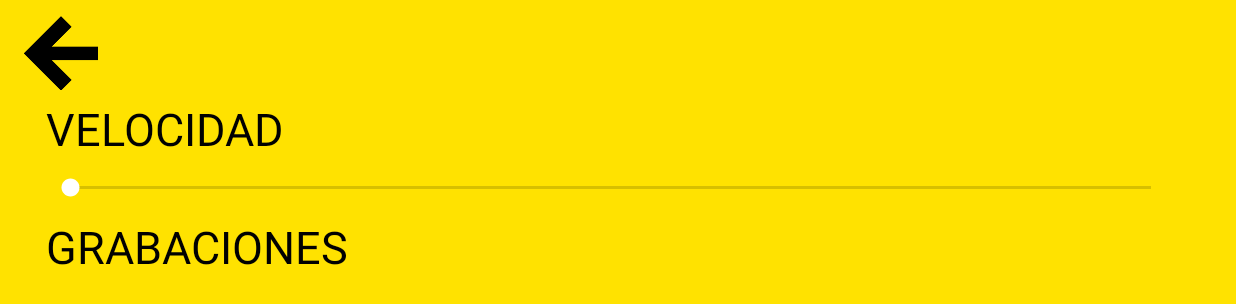
After one commit to William-ST/EnSenas, an Android app: the HomeActivity screen opened directly, with no data from a screen before it, on a phone screen of 824 x 412 dp (held sideways). The commit adds this screen. Shown: the top 304 px of the screen. Run offline under Robolectric (Android 15) with nearby library versions, the phone set to English and light mode, and no system bars.

Commit message:
HomeActivity

```diff
--- a/app/build.gradle
+++ b/app/build.gradle
@@ -24,4 +24,5 @@ dependencies {
     testCompile 'junit:junit:4.12'
     compile 'com.android.support:appcompat-v7:22.2.1'
     compile project(':AndroidAnimations')
+    compile 'com.android.support:recyclerview-v7:22.2.0'
 }
--- /dev/null
+++ b/app/src/main/java/me/doapps/essenas/activity/HomeActivity.java
@@ -0,0 +1,49 @@
+package me.doapps.essenas.activity;
+
+import android.support.v7.app.AppCompatActivity;
+import android.os.Bundle;
+import android.support.v7.widget.LinearLayoutManager;
+import android.support.v7.widget.RecyclerView;
+import android.util.Log;
+
+import com.j256.ormlite.stmt.QueryBuilder;
+
+import java.util.ArrayList;
+import java.util.List;
+
+import me.doapps.essenas.R;
+import me.doapps.essenas.adapter.RecordAdapter;
+import me.doapps.essenas.database.DatabaseHelper;
+import me.doapps.essenas.model.Record;
+
+public class HomeActivity extends AppCompatActivity {
+
+    final String TAG = HomeActivity.class.getSimpleName();
+    RecyclerView recyclerView;
+    RecyclerView.LayoutManager layout_manager;
+    RecordAdapter adapter;
+    List<Record> recordList = new ArrayList<>();
+
+    @Override
+    protected void onCreate(Bundle savedInstanceState) {
+        super.onCreate(savedInstanceState);
+        setContentView(R.layout.activity_home);
+
+        recyclerView = (RecyclerView) findViewById(R.id.recordList);
+        layout_manager = new LinearLayoutManager(HomeActivity.this);
+
+        try {
+            QueryBuilder<Record, Integer> recordQb = new DatabaseHelper(HomeActivity.this).getRecordDao().queryBuilder();
+            recordQb.where().eq("state", true);
+            for(Record record : recordQb.query()){
+                recordList.add(record);
+            }
+        } catch(Exception e){
+            Log.e(TAG, e.toString());
+        }
+
+        adapter = new RecordAdapter(recordList, HomeActivity.this);
+        recyclerView.setAdapter(adapter);
+        recyclerView.setLayoutManager(layout_manager);
+    }
+}
--- a/app/src/main/java/me/doapps/essenas/activity/MenuActivity.java
+++ b/app/src/main/java/me/doapps/essenas/activity/MenuActivity.java
@@ -47,6 +47,12 @@ public class MenuActivity extends AppCompatActivity {
             }
         });
 
+        linearLayoutOption03.setOnClickListener(new View.OnClickListener() {
+            @Override
+            public void onClick(View v) {
+                startActivity(new Intent(MenuActivity.this, HomeActivity.class));
+            }
+        });
 
     }
 }
--- /dev/null
+++ b/app/src/main/java/me/doapps/essenas/adapter/RecordAdapter.java
@@ -0,0 +1,63 @@
+package me.doapps.essenas.adapter;
+
+import android.content.Context;
+import android.support.v7.widget.RecyclerView;
+import android.util.Log;
+import android.view.LayoutInflater;
+import android.view.View;
+import android.view.ViewGroup;
+import android.widget.TextView;
+
+import java.util.List;
+
+import me.doapps.essenas.R;
+import me.doapps.essenas.model.Record;
+
+/**
+ * Created by William_ST on 29/11/15.
+ */
+public class RecordAdapter extends RecyclerView.Adapter<RecordAdapter.CardsViewHolder> {
+
+    private final String TAG = RecordAdapter.class.getSimpleName();
+    private Context context;
+
+    private List<Record> recordList;
+
+    public RecordAdapter(List<Record> recordList, Context context) {
+        this.recordList = recordList;
+        this.context = context;
+    }
+
+    @Override
+    public RecordAdapter.CardsViewHolder onCreateViewHolder(ViewGroup parent, int viewType) {
+        View v;
+        v = LayoutInflater.from(parent.getContext()).inflate(R.layout.item_record, parent, false);
+        return new CardsViewHolder(v);
+    }
+
+    @Override
+    public void onBindViewHolder(CardsViewHolder holder, final int position) {
+        try {
+            holder.textViewDate.setText(recordList.get(position).getDate());
+        } catch (Exception e) {
+            Log.e(TAG, e.toString());
+        }
+    }
+
+    @Override
+    public int getItemCount() {
+        return recordList.size();
+    }
+
+    public static class CardsViewHolder extends RecyclerView.ViewHolder {
+
+        public TextView textViewDate;
+
+        public CardsViewHolder(View v) {
+            super(v);
+            textViewDate = (TextView) itemView.findViewById(R.id.text_view_date);
+        }
+
+    }
+
+}
--- /dev/null
+++ b/app/src/main/res/layout/activity_home.xml
@@ -0,0 +1,60 @@
+<?xml version="1.0" encoding="utf-8"?>
+<LinearLayout xmlns:android="http://schemas.android.com/apk/res/android"
+    android:layout_width="match_parent"
+    android:layout_height="match_parent"
+    android:orientation="vertical"
+    android:background="@color/gen_yelow"
+    android:padding="5dp">
+
+    <LinearLayout
+        android:layout_width="match_parent"
+        android:layout_height="60dp"
+        android:gravity="center_vertical"
+        android:orientation="vertical">
+
+        <ImageView
+            android:id="@+id/imgBack"
+            android:layout_width="70dp"
+            android:layout_height="match_parent"
+            android:padding="5dp"
+            android:src="@mipmap/back_button" />
+    </LinearLayout>
+
+    <LinearLayout
+        android:layout_width="match_parent"
+        android:layout_height="match_parent"
+        android:paddingLeft="25dp"
+        android:paddingRight="35dp"
+        android:orientation="vertical">
+
+        <TextView
+            android:layout_width="wrap_content"
+            android:layout_height="wrap_content"
+            android:textSize="30dp"
+            android:textColor="@color/gen_black"
+            android:text="VELOCIDAD" />
+
+        <SeekBar
+            android:id="@+id/seek_bar_speed"
+            android:layout_width="match_parent"
+            android:layout_height="wrap_content"
+            android:layout_marginTop="10dp"
+            android:layout_marginBottom="10dp"
+            android:max="5"/>
+w
+        <TextView
+            android:layout_width="wrap_content"
+            android:layout_height="wrap_content"
+            android:textSize="30dp"
+            android:textColor="@color/gen_black"
+            android:text="GRABACIONES"
+            android:layout_marginBottom="10dp"/>
+
+        <android.support.v7.widget.RecyclerView
+            android:id="@+id/recordList"
+            android:layout_width="match_parent"
+            android:layout_height="match_parent" />
+
+    </LinearLayout>
+
+</LinearLayout>
--- a/app/src/main/res/values/colors.xml
+++ b/app/src/main/res/values/colors.xml
@@ -4,6 +4,7 @@
     <color name="colorPrimaryDark">#303F9F</color>
     <color name="colorAccent">#FF4081</color>
 
+    <color name="gen_white">#ffffff</color>
     <color name="gen_yelow">#FFE200</color>
     <color name="gen_yelow_pressed">#d1b200</color>
     <color name="color_option02">#FFFFFF</color>
--- a/app/src/main/res/values/styles.xml
+++ b/app/src/main/res/values/styles.xml
@@ -5,7 +5,7 @@
         <!-- Customize your theme here. -->
         <item name="colorPrimary">@color/colorPrimary</item>
         <item name="colorPrimaryDark">@color/colorPrimaryDark</item>
-        <item name="colorAccent">@color/colorAccent</item>
+        <item name="colorAccent">@color/gen_white</item>
         <item name="windowNoTitle">true</item>
         <item name="windowActionBar">false</item>
         <item name="android:windowFullscreen">true</item>
```
Also changed, not shown: app/src/main/AndroidManifest.xml (+8 -5 lines), app/src/main/res/layout/item_record.xml (added, +17 -0 lines), 1 other file.
